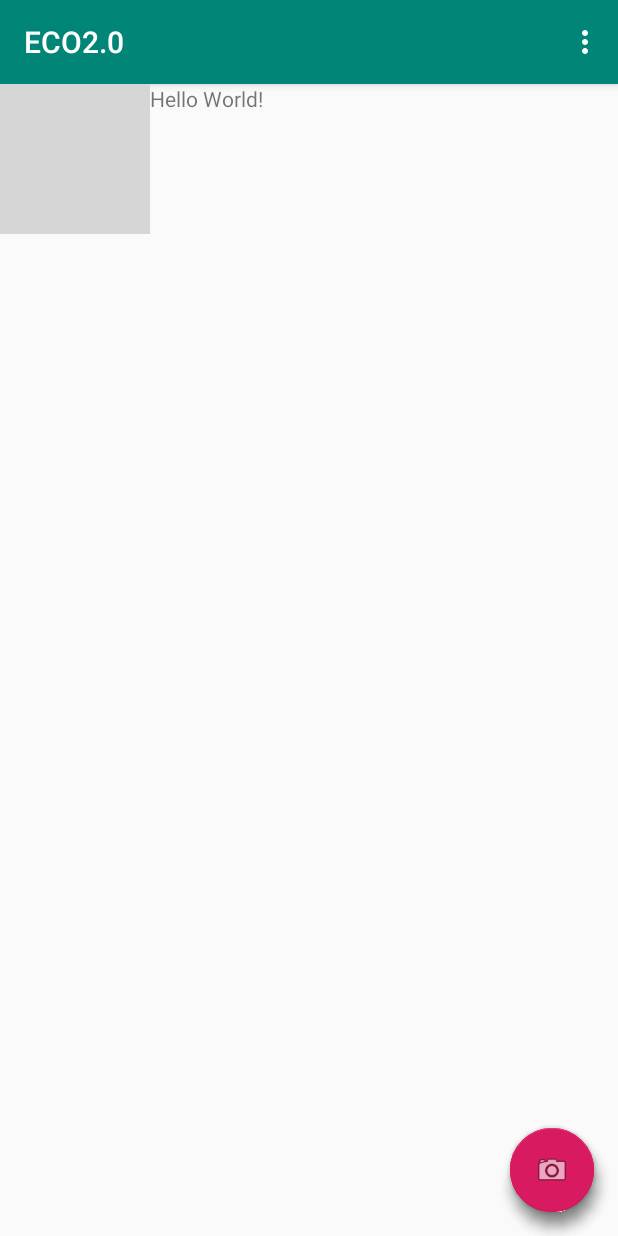
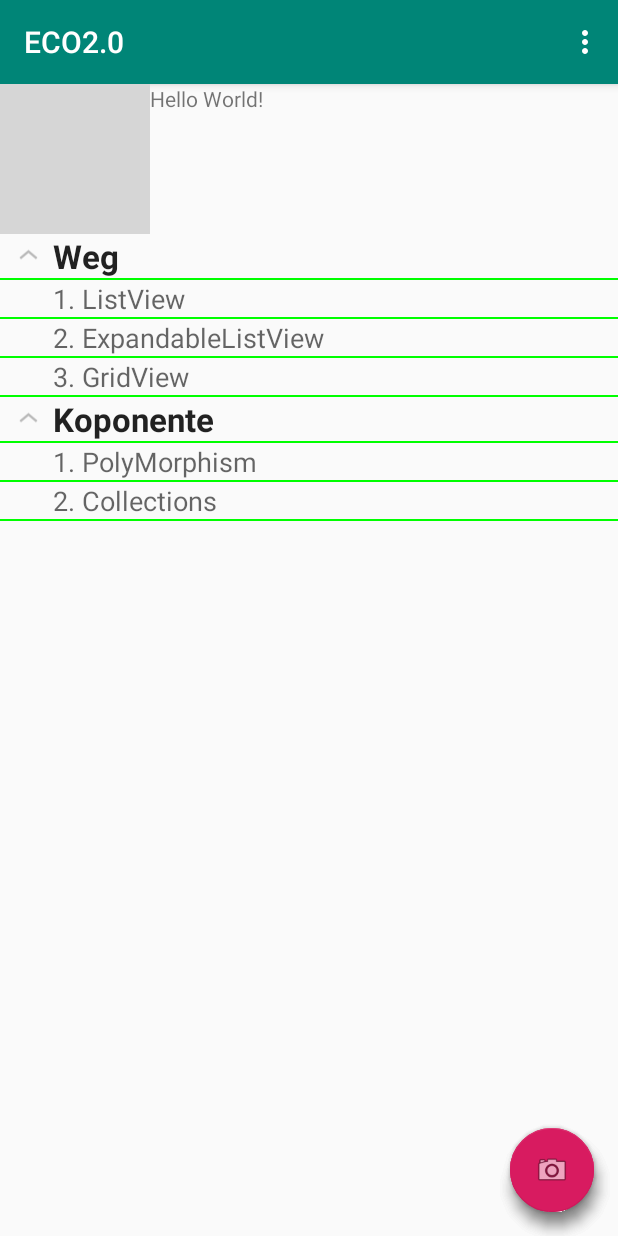
Before and after one commit to trapwired/ECO2.0, an Android app: the screen it shows after launch (InfoPreviewActivity), on a phone screen of 412 x 824 dp. Run offline under Robolectric (Android 15) with nearby library versions, the phone set to English and light mode, and no system bars; grey boxes are pictures that could not be loaded.

Commit message:
Add listview

```diff
--- /dev/null
+++ b/app/src/main/java/ch/tamidosa/eco20/ChildInfo.java
@@ -0,0 +1,24 @@
+package ch.tamidosa.eco20;
+
+public class ChildInfo {
+
+    private String sequence = "";
+    private String name = "";
+
+    public String getSequence() {
+        return sequence;
+    }
+
+    public void setSequence(String sequence) {
+        this.sequence = sequence;
+    }
+
+    public String getName() {
+        return name;
+    }
+
+    public void setName(String name) {
+        this.name = name;
+    }
+
+}
--- /dev/null
+++ b/app/src/main/java/ch/tamidosa/eco20/CustomAdapter.java
@@ -0,0 +1,104 @@
+package ch.tamidosa.eco20;
+
+import android.content.Context;
+import android.view.LayoutInflater;
+import android.view.View;
+import android.view.ViewGroup;
+import android.widget.BaseExpandableListAdapter;
+import android.widget.TextView;
+
+import java.util.ArrayList;
+
+
+/**
+ * Created by Gourav on 08-03-2016.
+ */
+public class CustomAdapter extends BaseExpandableListAdapter {
+
+    private Context context;
+    private ArrayList<GroupInfo> deptList;
+
+    public CustomAdapter(Context context, ArrayList<GroupInfo> deptList) {
+        this.context = context;
+        this.deptList = deptList;
+    }
+
+    @Override
+    public Object getChild(int groupPosition, int childPosition) {
+        ArrayList<ChildInfo> productList = deptList.get(groupPosition).getProductList();
+        return productList.get(childPosition);
+    }
+
+    @Override
+    public long getChildId(int groupPosition, int childPosition) {
+        return childPosition;
+    }
+
+    @Override
+    public View getChildView(int groupPosition, int childPosition, boolean isLastChild,
+                             View view, ViewGroup parent) {
+
+        ChildInfo detailInfo = (ChildInfo) getChild(groupPosition, childPosition);
+        if (view == null) {
+            LayoutInflater infalInflater = (LayoutInflater) context.getSystemService(Context.LAYOUT_INFLATER_SERVICE);
+            view = infalInflater.inflate(R.layout.child_items, null);
+        }
+
+        TextView sequence = (TextView) view.findViewById(R.id.sequence);
+        sequence.setText(detailInfo.getSequence().trim() + ". ");
+        TextView childItem = (TextView) view.findViewById(R.id.childItem);
+        childItem.setText(detailInfo.getName().trim());
+
+        return view;
+    }
+
+    @Override
+    public int getChildrenCount(int groupPosition) {
+
+        ArrayList<ChildInfo> productList = deptList.get(groupPosition).getProductList();
+        return productList.size();
+
+    }
+
+    @Override
+    public Object getGroup(int groupPosition) {
+        return deptList.get(groupPosition);
+    }
+
+    @Override
+    public int getGroupCount() {
+        return deptList.size();
+    }
+
+    @Override
+    public long getGroupId(int groupPosition) {
+        return groupPosition;
+    }
+
+    @Override
+    public View getGroupView(int groupPosition, boolean isLastChild, View view,
+                             ViewGroup parent) {
+
+        GroupInfo headerInfo = (GroupInfo) getGroup(groupPosition);
+        if (view == null) {
+            LayoutInflater inf = (LayoutInflater) context.getSystemService(Context.LAYOUT_INFLATER_SERVICE);
+            view = inf.inflate(R.layout.group_items, null);
+        }
+
+        TextView heading = (TextView) view.findViewById(R.id.heading);
+        heading.setText(headerInfo.getName().trim());
+
+        return view;
+    }
+
+    @Override
+    public boolean hasStableIds() {
+        return true;
+    }
+
+    @Override
+    public boolean isChildSelectable(int groupPosition, int childPosition) {
+        return true;
+    }
+
+}
--- /dev/null
+++ b/app/src/main/java/ch/tamidosa/eco20/GroupInfo.java
@@ -0,0 +1,26 @@
+package ch.tamidosa.eco20;
+
+import java.util.ArrayList;
+
+    public class GroupInfo {
+
+        private String name;
+        private ArrayList<ChildInfo> list = new ArrayList<ChildInfo>();
+
+        public String getName() {
+            return name;
+        }
+
+        public void setName(String name) {
+            this.name = name;
+        }
+
+        public ArrayList<ChildInfo> getProductList() {
+            return list;
+        }
+
+        public void setProductList(ArrayList<ChildInfo> productList) {
+            this.list = productList;
+        }
+
+    }
--- a/app/src/main/java/ch/tamidosa/eco20/InfoPreviewActivity.java
+++ b/app/src/main/java/ch/tamidosa/eco20/InfoPreviewActivity.java
@@ -1,21 +1,29 @@
 package ch.tamidosa.eco20;
 
 import android.os.Bundle;
-
-import com.google.android.material.floatingactionbutton.FloatingActionButton;
-import com.google.android.material.snackbar.Snackbar;
+import android.view.Menu;
+import android.view.MenuItem;
+import android.view.View;
+import android.widget.ExpandableListView;
+import android.widget.Toast;
 
 import androidx.appcompat.app.AppCompatActivity;
 import androidx.appcompat.widget.Toolbar;
 
-import android.view.View;
-import android.view.Menu;
-import android.view.MenuItem;
+import com.google.android.material.floatingactionbutton.FloatingActionButton;
+
+import java.util.ArrayList;
+import java.util.LinkedHashMap;
 
 public class InfoPreviewActivity extends AppCompatActivity {
 
     //Bool for FLAB pressed?
     private boolean isFABOpen = false;
+    private LinkedHashMap<String, GroupInfo> subjects = new LinkedHashMap<String, GroupInfo>();
+    private ArrayList<GroupInfo> deptList = new ArrayList<GroupInfo>();
+
+    private CustomAdapter listAdapter;
+    private ExpandableListView simpleExpandableListView;
 
     @Override
     protected void onCreate(Bundle savedInstanceState) {
@@ -24,38 +32,62 @@
         Toolbar toolbar = findViewById(R.id.toolbar);
         setSupportActionBar(toolbar);
 
+        //FLAB Stuff
         FloatingActionButton fab = findViewById(R.id.fab);
         FloatingActionButton fab1 = findViewById(R.id.fab1);
         FloatingActionButton fab2 = findViewById(R.id.fab2);
         fab.setOnClickListener(new View.OnClickListener() {
             @Override
             public void onClick(View view) {
-                if(!isFABOpen){
+                if (!isFABOpen) {
                     showFABMenu();
-                }else{
+                } else {
                     closeFABMenu();
                 }
             }
         });
 
-        /*
-        FloatingActionButton fab = (FloatingActionButton) findViewById(R.id.fab);
-    fab1 = (FloatingActionButton) findViewById(R.id.fab1);
-    fab2 = (FloatingActionButton) findViewById(R.id.fab2);
-    fab3 = (FloatingActionButton) findViewById(R.id.fab3);
-    fab.setOnClickListener(new View.OnClickListener() {
-        @Override
-        public void onClick(View view) {
-            if(!isFABOpen){
-                showFABMenu();
-            }else{
-                closeFABMenu();
+        //expandable stuff
+        // add data for displaying in expandable list view
+        loadData();
+
+        //get reference of the ExpandableListView
+        simpleExpandableListView = (ExpandableListView) findViewById(R.id.simpleExpandableListView);
+        // create the adapter by passing your ArrayList data
+        listAdapter = new CustomAdapter(InfoPreviewActivity.this, deptList);
+        // attach the adapter to the expandable list view
+        simpleExpandableListView.setAdapter(listAdapter);
+
+        //expand all the Groups
+        expandAll();
+
+        // setOnChildClickListener listener for child row click
+        simpleExpandableListView.setOnChildClickListener(new ExpandableListView.OnChildClickListener() {
+            @Override
+            public boolean onChildClick(ExpandableListView parent, View v, int groupPosition, int childPosition, long id) {
+                //get the group header
+                GroupInfo headerInfo = deptList.get(groupPosition);
+                //get the child info
+                ChildInfo detailInfo = headerInfo.getProductList().get(childPosition);
+                //display it or do something with it
+                Toast.makeText(getBaseContext(), " Clicked on :: " + headerInfo.getName()
+                        + "/" + detailInfo.getName(), Toast.LENGTH_LONG).show();
+                return false;
             }
-        }
-    });
+        });
+        // setOnGroupClickListener listener for group heading click
+        simpleExpandableListView.setOnGroupClickListener(new ExpandableListView.OnGroupClickListener() {
+            @Override
+            public boolean onGroupClick(ExpandableListView parent, View v, int groupPosition, long id) {
+                //get the group header
+                GroupInfo headerInfo = deptList.get(groupPosition);
+                //display it or do something with it
+                Toast.makeText(getBaseContext(), " Header is :: " + headerInfo.getName(),
+                        Toast.LENGTH_LONG).show();
 
-
-         */
+                return false;
+            }
+        });
     }
 
     private void showFABMenu(){
@@ -94,4 +126,68 @@
 
         return super.onOptionsItemSelected(item);
     }
+
+    //method to expand all groups
+    private void expandAll() {
+        int count = listAdapter.getGroupCount();
+        for (int i = 0; i < count; i++){
+            simpleExpandableListView.expandGroup(i);
+        }
+    }
+
+    //method to collapse all groups
+    private void collapseAll() {
+        int count = listAdapter.getGroupCount();
+        for (int i = 0; i < count; i++){
+            simpleExpandableListView.collapseGroup(i);
+        }
+    }
+
+    //load some initial data into out list
+    private void loadData(){
+
+        addProduct("Weg","ListView");
+        addProduct("Weg","ExpandableListView");
+        addProduct("Weg","GridView");
+
+        addProduct("Koponente","PolyMorphism");
+        addProduct("Koponente","Collections");
+
+    }
+
+
+
+    //here we maintain our products in various departments
+    private int addProduct(String department, String product){
+
+        int groupPosition = 0;
+
+        //check the hash map if the group already exists
+        GroupInfo headerInfo = subjects.get(department);
+        //add the group if doesn't exists
+        if(headerInfo == null){
+            headerInfo = new GroupInfo();
+            headerInfo.setName(department);
+            subjects.put(department, headerInfo);
+            deptList.add(headerInfo);
+        }
+
+        //get the children for the group
+        ArrayList<ChildInfo> productList = headerInfo.getProductList();
+        //size of the children list
+        int listSize = productList.size();
+        //add to the counter
+        listSize++;
+
+        //create a new child and add that to the group
+        ChildInfo detailInfo = new ChildInfo();
+        detailInfo.setSequence(String.valueOf(listSize));
+        detailInfo.setName(product);
+        productList.add(detailInfo);
+        headerInfo.setProductList(productList);
+
+        //find the group position inside the list
+        groupPosition = deptList.indexOf(headerInfo);
+        return groupPosition;
+    }
 }
--- /dev/null
+++ b/app/src/main/res/layout/child_items.xml
@@ -0,0 +1,22 @@
+<?xml version="1.0" encoding="utf-8"?>
+<RelativeLayout android:layout_width="match_parent" android:layout_height="match_parent"
+    android:orientation="vertical" xmlns:android="http://schemas.android.com/apk/res/android">
+
+    <TextView
+        android:id="@+id/sequence"
+        android:layout_width="wrap_content"
+        android:layout_height="wrap_content"
+        android:layout_alignParentLeft="true"
+        android:layout_alignParentTop="true"
+        android:paddingLeft="35sp"
+        android:textAppearance="?android:attr/textAppearanceMedium" />
+
+    <TextView
+        android:id="@+id/childItem"
+        android:layout_width="wrap_content"
+        android:layout_height="wrap_content"
+        android:layout_alignParentTop="true"
+        android:layout_toRightOf="@id/sequence"
+        android:textAppearance="?android:attr/textAppearanceMedium" />
+
+</RelativeLayout>
--- a/app/src/main/res/layout/content_info_preview.xml
+++ b/app/src/main/res/layout/content_info_preview.xml
@@ -15,7 +15,7 @@
 
         <TableRow
             android:layout_width="match_parent"
-            android:layout_height="match_parent" >
+            android:layout_height="wrap_content">
 
             <ImageView
                 android:id="@+id/product_preview_img"
@@ -30,7 +30,23 @@
                 android:layout_width="wrap_content"
                 android:layout_height="wrap_content"
                 android:text="Hello World!" />
+
         </TableRow>
+
+        <RelativeLayout
+            android:layout_width="match_parent"
+            android:layout_height="match_parent"
+            android:orientation="vertical">
+
+            <ExpandableListView
+                android:id="@+id/simpleExpandableListView"
+                android:layout_width="match_parent"
+                android:layout_height="fill_parent"
+                android:childDivider="#0f0"
+                android:divider="#f00"
+                android:dividerHeight="1dp" />
+
+        </RelativeLayout>
 
     </LinearLayout>
 
--- /dev/null
+++ b/app/src/main/res/layout/group_items.xml
@@ -0,0 +1,15 @@
+<?xml version="1.0" encoding="utf-8"?>
+<LinearLayout xmlns:android="http://schemas.android.com/apk/res/android"
+    android:layout_width="fill_parent"
+    android:layout_height="55dip"
+    android:orientation="vertical" >
+
+    <TextView
+        android:id="@+id/heading"
+        android:layout_width="wrap_content"
+        android:layout_height="wrap_content"
+        android:paddingLeft="35sp"
+        android:textAppearance="?android:attr/textAppearanceLarge"
+        android:textStyle="bold" />
+
+</LinearLayout>
```
